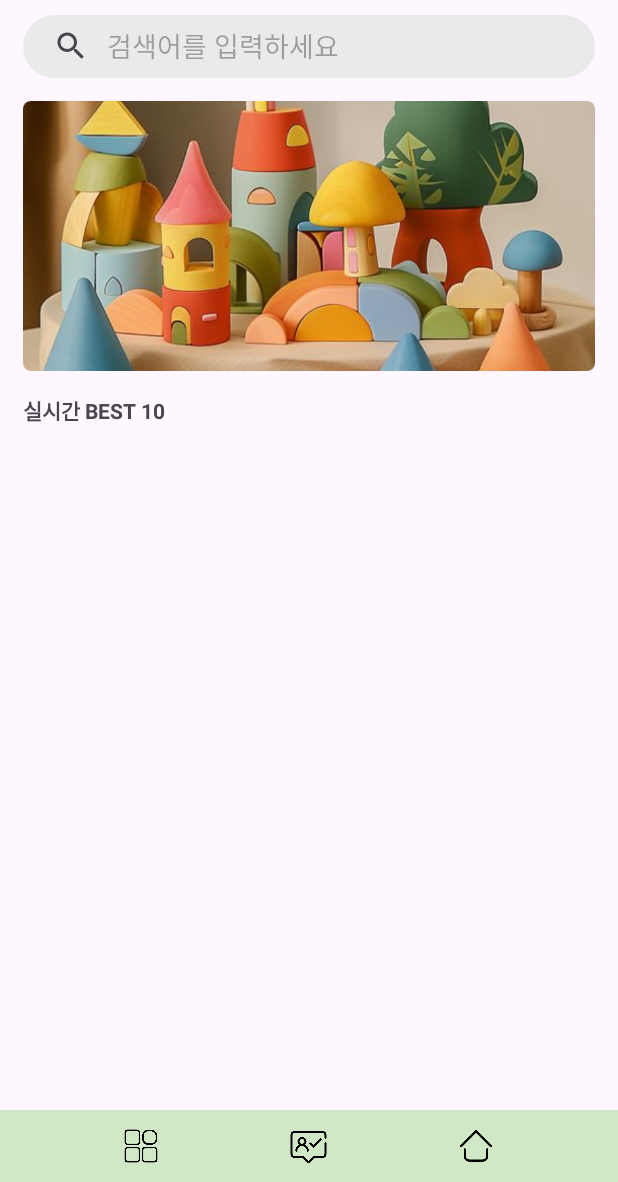
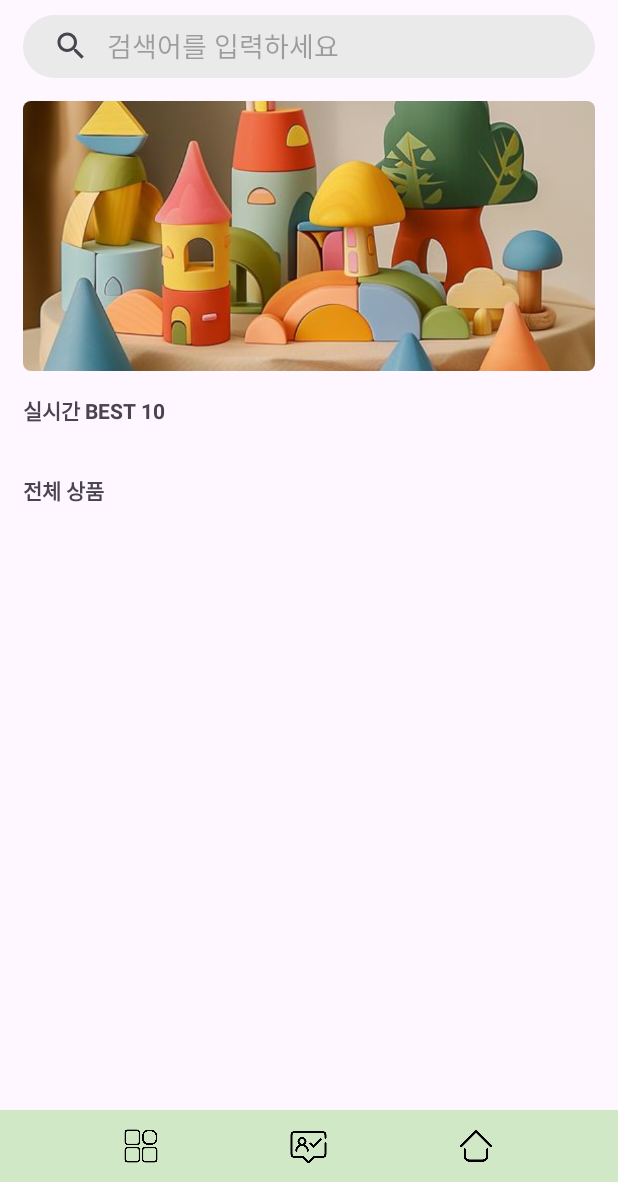
Before and after one commit to eungyeong12/mobile-programming, an Android app: the screen it shows after launch once a user with an empty profile is signed in (MainActivity), on a phone screen of 412 x 824 dp, the part 54-1236 px from its top. Run offline under Robolectric (Android 15) with nearby library versions, the phone set to English and light mode, and no system bars; our stand-ins replace Firebase (no records; nobody signed in at launch, a user with empty details on screens opened directly); libraries missing offline, so code that uses them is left out: com.ramotion.fluidslider, jxl.read.biff.

Commit message:
전체 상품 불러오기

```diff
--- a/app/build.gradle.kts
+++ b/app/build.gradle.kts
@@ -40,6 +40,7 @@ dependencies {
     implementation("net.sourceforge.jexcelapi:jxl:2.6.12")
     implementation("de.hdodenhof:circleimageview:3.1.0")
     implementation("com.github.bumptech.glide:glide:4.12.0")
+    implementation(libs.legacy.support.v4)
     annotationProcessor("com.github.bumptech.glide:compiler:4.12.0")
     implementation(libs.appcompat)
     implementation(libs.material)
--- a/app/src/main/java/jo/toybreeze/FragmentHome.java
+++ b/app/src/main/java/jo/toybreeze/FragmentHome.java
@@ -10,6 +10,7 @@ import android.widget.ImageView;
 import androidx.annotation.NonNull;
 import androidx.annotation.Nullable;
 import androidx.fragment.app.Fragment;
+import androidx.recyclerview.widget.GridLayoutManager;
 import androidx.recyclerview.widget.LinearLayoutManager;
 import androidx.recyclerview.widget.RecyclerView;
 
@@ -27,9 +28,11 @@ public class FragmentHome  extends Fragment {
     private static final String TAG = FragmentHome.class.getSimpleName();
     private ImageView logout;
     private RecyclerView recyclerView1;
+    private RecyclerView recyclerview2;
     private FirebaseAuth mAuth;
     private FirebaseFirestore db;
     private BestToyAdaptor bestToyAdaptor;
+    private MainToyAdaptor mainToyAdaptor;
 
     @Nullable
     @Override
@@ -37,6 +40,7 @@ public class FragmentHome  extends Fragment {
         View view = inflater.inflate(R.layout.fragment_home, container, false);
         logout = view.findViewById(R.id.logout);
         recyclerView1 = view.findViewById(R.id.recyclerView1);
+        recyclerview2 = view.findViewById(R.id.recyclerView2);
         mAuth = FirebaseAuth.getInstance();
         db = FirebaseFirestore.getInstance();
 
@@ -58,6 +62,23 @@ public class FragmentHome  extends Fragment {
                     }
                 });
 
+        db.collection("toys")
+                .addSnapshotListener((value, error) -> {
+                    List<Toy> toys = new ArrayList<>();
+                    List<String> toyIds = new ArrayList<>();
+
+                    for (QueryDocumentSnapshot document : value) {
+                        Toy toy = document.toObject(Toy.class);
+                        toys.add(toy);
+                        toyIds.add(document.getId());
+                        GridLayoutManager gridLayoutManager = new GridLayoutManager(getContext(), 2);
+                        recyclerview2.setLayoutManager(gridLayoutManager);
+                        recyclerview2.setNestedScrollingEnabled(false);
+                        mainToyAdaptor = new MainToyAdaptor(toys, toyIds);
+                        recyclerview2.setAdapter(mainToyAdaptor);
+                    }
+                });
+
         logout.setOnClickListener(view1 -> {
             mAuth.signOut();
             startActivity(new Intent(getContext(), LoginActivity.class));
--- a/app/src/main/res/layout/fragment_home.xml
+++ b/app/src/main/res/layout/fragment_home.xml
@@ -4,6 +4,16 @@
     xmlns:tools="http://schemas.android.com/tools"
     android:layout_width="match_parent"
     android:layout_height="match_parent"
+    android:orientation="vertical">
+
+    <androidx.core.widget.NestedScrollView
+        android:layout_width="match_parent"
+        android:layout_height="match_parent"
+        android:fillViewport="true">
+
+        <LinearLayout
+            android:layout_width="match_parent"
+            android:layout_height="wrap_content"
             android:orientation="vertical">
 
             <LinearLayout
@@ -77,9 +87,26 @@
                     android:id="@+id/recyclerView1"
                     android:layout_width="match_parent"
                     android:layout_height="wrap_content"
-            android:layout_marginStart="17dp"
-            android:layout_marginTop="10dp" />
+                    android:layout_marginStart="15dp"
+                    android:layout_marginTop="12dp" />
+
+                <TextView
+                    android:id="@+id/textView5"
+                    android:layout_width="match_parent"
+                    android:layout_height="wrap_content"
+                    android:layout_marginStart="15dp"
+                    android:layout_marginTop="20dp"
+                    android:text="전체 상품"
+                    android:textStyle="bold" />
+
+                <androidx.recyclerview.widget.RecyclerView
+                    android:id="@+id/recyclerView2"
+                    android:layout_width="match_parent"
+                    android:layout_height="wrap_content"
+                    android:layout_marginTop="12dp" />
 
             </LinearLayout>
+        </LinearLayout>
+    </androidx.core.widget.NestedScrollView>
 
 </LinearLayout>
--- a/gradle/libs.versions.toml
+++ b/gradle/libs.versions.toml
@@ -7,6 +7,7 @@ appcompat = "1.7.0"
 material = "1.12.0"
 activity = "1.9.3"
 constraintlayout = "2.2.0"
+legacySupportV4 = "1.0.0"
 
 [libraries]
 junit = { group = "junit", name = "junit", version.ref = "junit" }
@@ -16,6 +17,7 @@ appcompat = { group = "androidx.appcompat", name = "appcompat", version.ref = "a
 material = { group = "com.google.android.material", name = "material", version.ref = "material" }
 activity = { group = "androidx.activity", name = "activity", version.ref = "activity" }
 constraintlayout = { group = "androidx.constraintlayout", name = "constraintlayout", version.ref = "constraintlayout" }
+legacy-support-v4 = { group = "androidx.legacy", name = "legacy-support-v4", version.ref = "legacySupportV4" }
 
 [plugins]
 android-application = { id = "com.android.application", version.ref = "agp" }
```
Also changed, not shown: app/src/main/java/jo/toybreeze/MainToyAdaptor.java (added, +85 -0 lines), app/src/main/res/layout/item_main_toy.xml (added, +83 -0 lines). Lines whose indentation alone changed are shown as unchanged.
